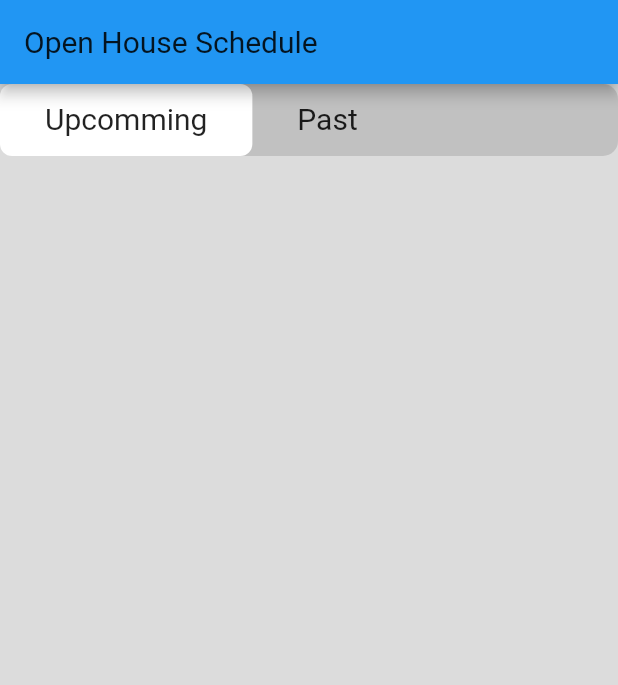
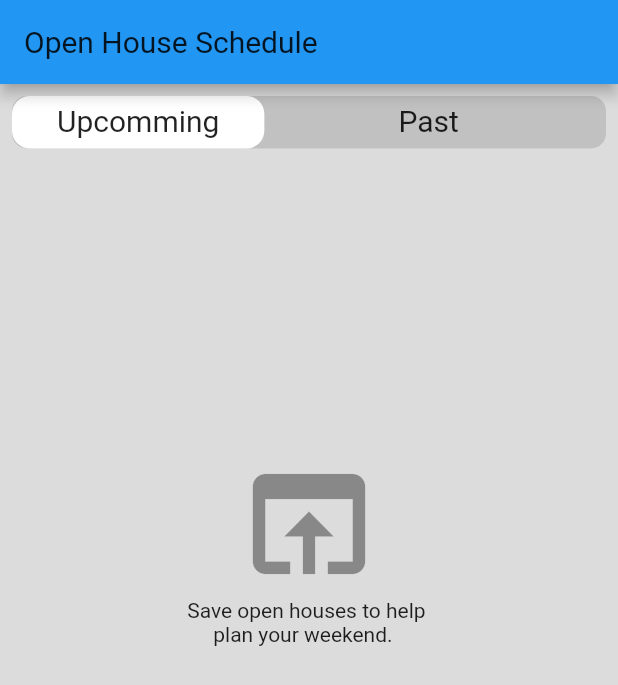
Before and after one commit to ChhailengTim/real-estate-app, a Flutter app: the screen it shows after launch, on a phone screen of 412 x 824 dp. Shown: the top 685 px of the screen. Run offline on Flutter 3.47's test engine with Material 2 defaults, Android fonts, the phone set to English and light mode, and no system bars.

Commit message:
fix with sizebox

```diff
--- a/lib/profile_screen.dart/open_house_schedule_screen.dart
+++ b/lib/profile_screen.dart/open_house_schedule_screen.dart
@@ -22,8 +22,13 @@ class _OpenHouseScheduleScreenState extends State<OpenHouseScheduleScreen>
               Theme.of(context).textTheme.headlineSmall!.copyWith(fontSize: 20),
         ),
       ),
-      body: Container(
+      body: Padding(
+        padding: const EdgeInsets.all(8.0),
+        child: Column(
+          children: [
+            Container(
               width: MediaQuery.of(context).size.width,
+              height: 35,
               decoration: BoxDecoration(
                 color: Colors.black12,
                 borderRadius: BorderRadius.circular(10),
@@ -31,7 +36,7 @@ class _OpenHouseScheduleScreenState extends State<OpenHouseScheduleScreen>
               child: TabBar(
                 indicator: BoxDecoration(
                   color: Colors.white,
-            borderRadius: BorderRadius.circular(8),
+                  borderRadius: BorderRadius.circular(12),
                 ),
                 controller: tabController,
                 isScrollable: true,
@@ -50,7 +55,7 @@ class _OpenHouseScheduleScreenState extends State<OpenHouseScheduleScreen>
                   ),
                   Tab(
                     child: Text(
-                "Past",
+                      "            Past            ",
                       style: Theme.of(context)
                           .textTheme
                           .headlineSmall!
@@ -60,6 +65,23 @@ class _OpenHouseScheduleScreenState extends State<OpenHouseScheduleScreen>
                 ],
               ),
             ),
+            const SizedBox(
+              height: 200,
+            ),
+            Column(
+              mainAxisAlignment: MainAxisAlignment.center,
+              children: const [
+                Icon(
+                  Icons.open_in_browser,
+                  size: 100,
+                  color: Colors.black38,
+                ),
+                Text("Save open houses to help \n     plan your weekend."),
+              ],
+            ),
+          ],
+        ),
+      ),
     );
   }
 }
```
Lines whose indentation alone changed are shown as unchanged.
